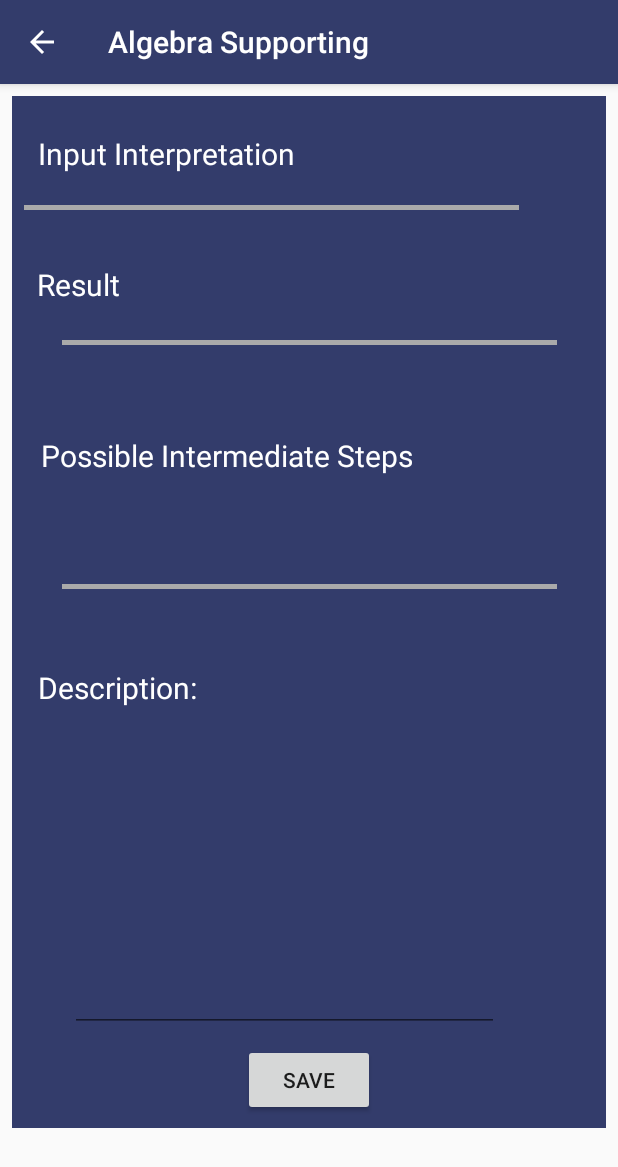
After one commit to rodnierbc/Algebra-Supporting, an Android app: the fragment ResultSolveSaveFragment placed in its activity, on a phone screen of 412 x 824 dp. The commit adds this screen. Shown: the top 1167 px of the screen. Run offline under Robolectric (Android 15) with nearby library versions, the phone set to English and light mode, and no system bars; our stand-ins replace ButterKnife, Firebase (no records; nobody signed in at launch, a user with empty details on screens opened directly), Picasso; libraries missing offline, so code that uses them is left out: org.parceler; pictures from the network do not load; 5 statements that could not run were skipped.

Commit message:
Create ResultSolveSaveFragment.java and fragment_result_solve_save.xml

```diff
--- a/app/src/main/java/com/epicodus/algebrasupporting/Constants.java
+++ b/app/src/main/java/com/epicodus/algebrasupporting/Constants.java
@@ -24,4 +24,6 @@ public class Constants {
     public static final String WOLFRAM_ALPHA_POSSIBLE_INTERMEDIATE_STEPS_TITLE = "Possible intermediate steps";
     public static final String WOLFRAM_ALPHA_ROOT_PLOT_TITLE = "Root plot";
 
+    public static final String FIREBASE_CHILD_RESULT_SOLVE = "result_solve";
+
 }
--- a/app/src/main/java/com/epicodus/algebrasupporting/models/SolveResult.java
+++ b/app/src/main/java/com/epicodus/algebrasupporting/models/SolveResult.java
@@ -1,4 +1,6 @@
 package com.epicodus.algebrasupporting.models;
+
+import org.parceler.Parcel;
 
 import java.util.ArrayList;
 
@@ -6,11 +8,14 @@ import java.util.ArrayList;
  * Created by rodnier.borrego on 3/21/18.
  */
 
+@Parcel
 public class SolveResult {
     private String inputInterpretationPlainText;
     private String resultsPlainText;
     private String possibleIntermediateStepsPlainText;
     private String description;
+
+    public SolveResult(){};
 
     public SolveResult(String inputInterpretationPlainText, String resultsPlainText, String possibleIntermediateStepsPlainText, String description) {
         this.inputInterpretationPlainText = inputInterpretationPlainText;
--- a/app/src/main/java/com/epicodus/algebrasupporting/ui/ResultSolveActivity.java
+++ b/app/src/main/java/com/epicodus/algebrasupporting/ui/ResultSolveActivity.java
@@ -20,13 +20,19 @@ import android.widget.Button;
 import android.widget.ListView;
 import android.widget.Toast;
 
+import com.epicodus.algebrasupporting.Constants;
 import com.epicodus.algebrasupporting.R;
+import com.epicodus.algebrasupporting.models.SolveResult;
 import com.epicodus.algebrasupporting.services.WolframAlphaService;
+import com.squareup.picasso.Picasso;
 
+import org.json.JSONArray;
+import org.json.JSONException;
 import org.json.JSONObject;
 
 import java.io.IOException;
 import java.util.ArrayList;
+import java.util.Iterator;
 
 import butterknife.BindView;
 import butterknife.ButterKnife;
@@ -74,7 +80,8 @@ public class ResultSolveActivity extends AppCompatActivity implements View.OnCli
             replaceFragment(resultSolveStepByStepFragment);
         }
         else if(v == mSolveResultSaveButton){
-            //implement logic for to create object and save in the data base the corresponding record.
+            Fragment  resultSolveSaveFragment= ResultSolveSaveFragment.newInstance(getSolveResultObject(solveResultJSON));
+            replaceFragment(resultSolveSaveFragment);
         }
         else if(v == mSolveResultSendButton){
             pickContact();
@@ -157,4 +164,29 @@ public class ResultSolveActivity extends AppCompatActivity implements View.OnCli
                     "SMS faild, please try again later.", Toast.LENGTH_SHORT).show();
         }
     }
+    protected SolveResult getSolveResultObject(JSONObject resultSolveJSON) {
+        SolveResult solveResult = new SolveResult();
+
+        Iterator<?> keys = resultSolveJSON.keys();
+        while (keys.hasNext()){
+            String key = (String)keys.next();
+            try {
+                if ( key.equals(Constants.WOLFRAM_ALPHA_INPUT_INTERPRETATION_TITLE)) {
+                    JSONArray items = resultSolveJSON.getJSONArray(key);
+                    solveResult.setInputInterpretationPlainText(items.getString(1));
+                }
+                else if( key.equals(Constants.WOLFRAM_ALPHA_RESULTS_TITLE)) {
+                    JSONArray items = resultSolveJSON.getJSONArray(key);
+                    solveResult.setResultsPlainText(items.getString(1));
+                }
+                else if(key.equals(Constants.WOLFRAM_ALPHA_POSSIBLE_INTERMEDIATE_STEPS_TITLE)) {
+                    JSONArray items = resultSolveJSON.getJSONArray(key);
+                    solveResult.setPossibleIntermediateStepsPlainText(items.getString(1));
+                }
+            } catch (JSONException e) {
+                e.printStackTrace();
+            }
+        }
+        return solveResult;
+    }
 }
--- /dev/null
+++ b/app/src/main/java/com/epicodus/algebrasupporting/ui/ResultSolveSaveFragment.java
@@ -0,0 +1,81 @@
+package com.epicodus.algebrasupporting.ui;
+
+import android.os.Bundle;
+import android.support.v4.app.Fragment;
+import android.view.LayoutInflater;
+import android.view.View;
+import android.view.ViewGroup;
+import android.widget.Button;
+import android.widget.EditText;
+import android.widget.ImageView;
+import android.widget.TextView;
+import android.widget.Toast;
+
+import com.epicodus.algebrasupporting.Constants;
+import com.epicodus.algebrasupporting.R;
+import com.epicodus.algebrasupporting.models.SolveResult;
+import com.google.firebase.database.DatabaseReference;
+import com.google.firebase.database.FirebaseDatabase;
+import com.squareup.picasso.Picasso;
+
+import org.json.JSONArray;
+import org.json.JSONException;
+import org.json.JSONObject;
+import org.parceler.Parcels;
+
+import java.util.ArrayList;
+import java.util.Iterator;
+
+import butterknife.BindView;
+import butterknife.ButterKnife;
+
+public class ResultSolveSaveFragment extends Fragment implements View.OnClickListener{
+
+    @BindView(R.id.inputInterpretationTextView) TextView mInputInterpretationTextView;
+    @BindView(R.id.possibleIntermediateStepsTextView) TextView mPossibleIntermediateStepsTextView;
+    @BindView(R.id.resultsTextView) TextView mResultsTextView;
+    @BindView(R.id.descriptionHeaderTextView) TextView mDescriptionHeaderTextView;
+    @BindView(R.id.descriptionEditText)
+    EditText descriptionEditText;
+    @BindView(R.id.addDescriptionButton)
+    Button mAddDescriptionButton;
+
+    private SolveResult mSolveResult;
+
+    public static ResultSolveSaveFragment newInstance(SolveResult mSolveResultModel) {
+        ResultSolveSaveFragment resultSolveSaveFragment = new ResultSolveSaveFragment();
+        Bundle args = new Bundle();
+        args.putParcelable("solveResult", Parcels.wrap(mSolveResultModel));
+        resultSolveSaveFragment.setArguments(args);
+        return resultSolveSaveFragment;
+    }
+
+
+    @Override
+    public void onCreate(Bundle savedInstanceState) {
+        super.onCreate(savedInstanceState);
+        mSolveResult = Parcels.unwrap(getArguments().getParcelable("solveResult"));
+    }
+
+    @Override
+    public View onCreateView(LayoutInflater inflater, ViewGroup container, Bundle savedInstanceState) {
+        View view = inflater.inflate(R.layout.fragment_result_solve_save, container, false);
+        ButterKnife.bind(this, view);
+        mAddDescriptionButton.setOnClickListener(this);
+        mInputInterpretationTextView.setText(mSolveResult.getInputInterpretationPlainText());
+        mPossibleIntermediateStepsTextView.setText(mSolveResult.getPossibleIntermediateStepsPlainText());
+        mResultsTextView.setText(mSolveResult.getResultsPlainText());
+        return view;
+    }
+    @Override
+    public void onClick(View v) {
+        if(v == mAddDescriptionButton) {
+            mSolveResult.setDescription(descriptionEditText.getText().toString());
+        }
+        DatabaseReference resultSolveRef = FirebaseDatabase
+                .getInstance()
+                .getReference(Constants.FIREBASE_CHILD_RESULT_SOLVE);
+        resultSolveRef.push().setValue(mSolveResult);
+        Toast.makeText(getContext(), "Saved", Toast.LENGTH_SHORT).show();
+    }
+}
--- /dev/null
+++ b/app/src/main/res/layout/fragment_result_solve_save.xml
@@ -0,0 +1,161 @@
+<?xml version="1.0" encoding="utf-8"?>
+<android.support.constraint.ConstraintLayout xmlns:android="http://schemas.android.com/apk/res/android"
+    xmlns:app="http://schemas.android.com/apk/res-auto"
+    xmlns:tools="http://schemas.android.com/tools"
+    android:layout_width="match_parent"
+    android:layout_height="match_parent"
+    android:background="@color/colorPrimary"
+    tools:background="@color/colorPrimary"
+    tools:context="com.epicodus.algebrasupporting.ui.MainActivity">
+
+    <TextView
+        android:id="@+id/inputInterpretationTextView"
+        android:layout_width="wrap_content"
+        android:layout_height="wrap_content"
+        android:layout_marginBottom="8dp"
+        android:layout_marginEnd="8dp"
+        android:layout_marginStart="8dp"
+        android:layout_marginTop="8dp"
+        android:text="Input Interpretation"
+        android:textColor="@color/colorPrimaryText"
+        android:textSize="20sp"
+        app:layout_constraintBottom_toBottomOf="@+id/linearLayout"
+        app:layout_constraintEnd_toEndOf="parent"
+        app:layout_constraintHorizontal_bias="0.046"
+        app:layout_constraintStart_toStartOf="parent"
+        app:layout_constraintTop_toTopOf="parent" />
+
+    <LinearLayout
+        android:id="@+id/linearLayout"
+        android:layout_width="330dp"
+        android:layout_height="3dp"
+        android:layout_marginBottom="8dp"
+        android:layout_marginEnd="8dp"
+        android:layout_marginStart="8dp"
+        android:layout_marginTop="8dp"
+        android:background="@android:color/darker_gray"
+        app:layout_constraintBottom_toBottomOf="parent"
+        app:layout_constraintEnd_toEndOf="parent"
+        app:layout_constraintHorizontal_bias="0.0"
+        app:layout_constraintStart_toStartOf="parent"
+        app:layout_constraintTop_toTopOf="parent"
+        app:layout_constraintVertical_bias="0.097" />
+
+    <TextView
+        android:id="@+id/possibleIntermediateStepsTextView"
+        android:layout_width="wrap_content"
+        android:layout_height="51dp"
+        android:layout_marginBottom="8dp"
+        android:layout_marginEnd="8dp"
+        android:layout_marginStart="8dp"
+        android:text="Possible Intermediate Steps"
+        android:textColor="@color/colorPrimaryText"
+        android:textSize="20sp"
+        app:layout_constraintBottom_toBottomOf="@+id/linearLayout3"
+        app:layout_constraintEnd_toEndOf="parent"
+        app:layout_constraintHorizontal_bias="0.085"
+        app:layout_constraintStart_toStartOf="parent"
+        app:layout_constraintTop_toBottomOf="@+id/linearLayout2"
+        app:layout_constraintVertical_bias="0.583" />
+
+    <LinearLayout
+        android:id="@+id/linearLayout2"
+        android:layout_width="330dp"
+        android:layout_height="3dp"
+        android:layout_marginBottom="8dp"
+        android:layout_marginEnd="8dp"
+        android:layout_marginStart="8dp"
+        android:layout_marginTop="8dp"
+        android:background="@android:color/darker_gray"
+        app:layout_constraintBottom_toBottomOf="parent"
+        app:layout_constraintEnd_toEndOf="parent"
+        app:layout_constraintStart_toStartOf="parent"
+        app:layout_constraintTop_toTopOf="parent"
+        app:layout_constraintVertical_bias="0.231" />
+
+
+    <TextView
+        android:id="@+id/resultsTextView"
+        android:layout_width="wrap_content"
+        android:layout_height="wrap_content"
+        android:layout_marginBottom="8dp"
+        android:layout_marginEnd="8dp"
+        android:layout_marginStart="8dp"
+        android:layout_marginTop="20dp"
+        android:text="Result"
+        android:textColor="@color/colorPrimaryText"
+        android:textSize="20sp"
+        app:layout_constraintBottom_toBottomOf="@+id/linearLayout2"
+        app:layout_constraintEnd_toEndOf="parent"
+        app:layout_constraintHorizontal_bias="0.027"
+        app:layout_constraintStart_toStartOf="parent"
+        app:layout_constraintTop_toBottomOf="@+id/linearLayout"
+        app:layout_constraintVertical_bias="0.454" />
+
+    <LinearLayout
+        android:id="@+id/linearLayout3"
+        android:layout_width="330dp"
+        android:layout_height="3dp"
+        android:layout_marginBottom="8dp"
+        android:layout_marginEnd="8dp"
+        android:layout_marginStart="8dp"
+        android:layout_marginTop="8dp"
+        android:background="@android:color/darker_gray"
+        app:layout_constraintBottom_toBottomOf="parent"
+        app:layout_constraintEnd_toEndOf="parent"
+        app:layout_constraintStart_toStartOf="parent"
+        app:layout_constraintTop_toTopOf="parent"
+        app:layout_constraintVertical_bias="0.475" />
+
+
+    <TextView
+        android:id="@+id/descriptionHeaderTextView"
+        android:layout_width="wrap_content"
+        android:layout_height="wrap_content"
+        android:layout_marginEnd="8dp"
+        android:layout_marginStart="8dp"
+        android:layout_marginTop="52dp"
+        android:text="Description:"
+        android:textColor="@color/colorPrimaryText"
+        android:textSize="20sp"
+        app:layout_constraintEnd_toEndOf="parent"
+        app:layout_constraintHorizontal_bias="0.033"
+        app:layout_constraintStart_toStartOf="parent"
+        app:layout_constraintTop_toBottomOf="@+id/linearLayout3"
+        tools:text="Description" />
+
+    <EditText
+        android:id="@+id/descriptionEditText"
+        style="@android:style/Widget.AutoCompleteTextView"
+        android:layout_width="286dp"
+        android:layout_height="92dp"
+        android:layout_marginBottom="8dp"
+        android:layout_marginEnd="8dp"
+        android:layout_marginStart="8dp"
+        android:inputType="textMultiLine"
+        android:lines="8"
+        android:maxLines="10"
+        android:minLines="1"
+        android:scrollbars="vertical"
+        android:textColor="@color/colorPrimaryText"
+        android:textColorLink="@color/colorPrimaryText"
+        android:textSize="20sp"
+        app:layout_constraintBottom_toTopOf="@+id/addDescriptionButton"
+        app:layout_constraintEnd_toEndOf="parent"
+        app:layout_constraintHorizontal_bias="0.327"
+        app:layout_constraintStart_toStartOf="parent"
+        app:layout_constraintTop_toBottomOf="@+id/descriptionHeaderTextView"
+        app:layout_constraintVertical_bias="1.0" />
+
+    <Button
+        android:id="@+id/addDescriptionButton"
+        android:layout_width="wrap_content"
+        android:layout_height="wrap_content"
+        android:layout_marginBottom="8dp"
+        android:layout_marginEnd="8dp"
+        android:layout_marginStart="8dp"
+        android:text="Save"
+        app:layout_constraintBottom_toBottomOf="parent"
+        app:layout_constraintEnd_toEndOf="parent"
+        app:layout_constraintStart_toStartOf="parent" />
+</android.support.constraint.ConstraintLayout>
--- a/build.gradle
+++ b/build.gradle
@@ -8,6 +8,7 @@ buildscript {
     }
     dependencies {
         classpath 'com.android.tools.build:gradle:3.0.1'
+        classpath 'com.google.gms:google-services:3.2.0'
 
 
         // NOTE: Do not place your application dependencies here; they belong
```
Also changed, not shown: app/build.gradle (+15 -0 lines), 1 other file.
